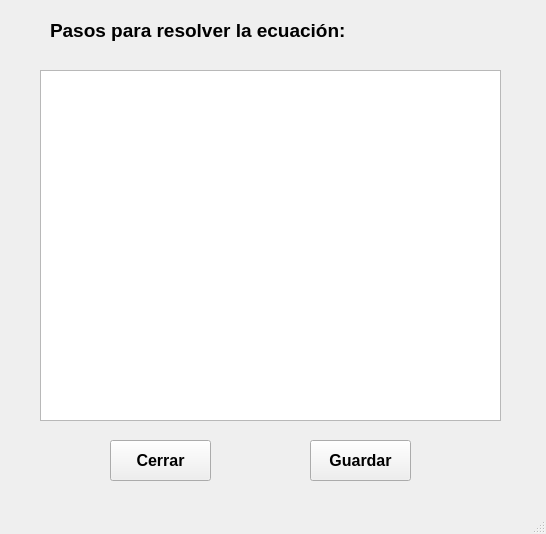
Above: ProyectoMetodosNumericos/Ventanas/Steps.ui from jimmybanegas/ProyectoMetodosNumericos before the change. Below: the same form after it.
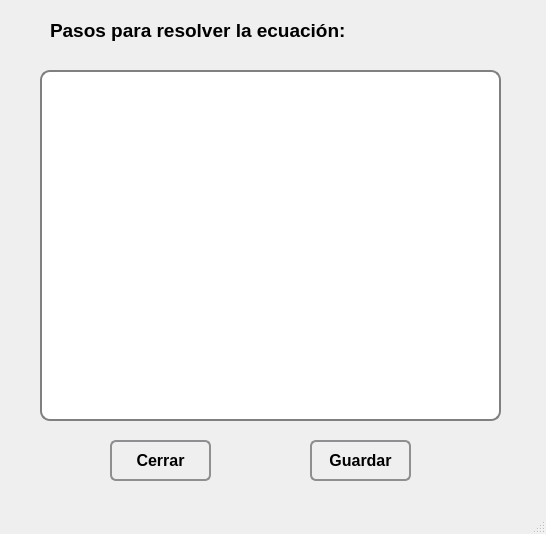
That is the form after the change. Icons and pictures are not drawn.

```diff
--- a/ProyectoMetodosNumericos/Ventanas/Steps.ui
+++ b/ProyectoMetodosNumericos/Ventanas/Steps.ui
@@ -27,6 +27,13 @@
       <height>351</height>
      </rect>
     </property>
+    <property name="styleSheet">
+     <string notr="true"> border: 2px solid gray;
+     border-radius: 10px;
+     padding: 0 8px;
+     background: white;
+     selection-background-color: darkgray;</string>
+    </property>
    </widget>
    <widget class="QLabel" name="label">
     <property name="geometry">
@@ -64,6 +71,13 @@
       <bold>true</bold>
      </font>
     </property>
+    <property name="styleSheet">
+     <string notr="true">  border: 2px solid #8f8f91;
+     border-radius: 6px;
+     background-color: qlineargradient(x1: 0, y1: 0, x2: 0, y2: 1,
+                                       stop: 0 #f6f7fa, stop: 1 #dadbde);
+     min-width: 80px;</string>
+    </property>
     <property name="text">
      <string>Cerrar</string>
     </property>
@@ -88,6 +102,13 @@
       <bold>true</bold>
      </font>
     </property>
+    <property name="styleSheet">
+     <string notr="true">  border: 2px solid #8f8f91;
+     border-radius: 6px;
+     background-color: qlineargradient(x1: 0, y1: 0, x2: 0, y2: 1,
+                                       stop: 0 #f6f7fa, stop: 1 #dadbde);
+     min-width: 80px;</string>
+    </property>
     <property name="text">
      <string>Guardar</string>
     </property>
```
